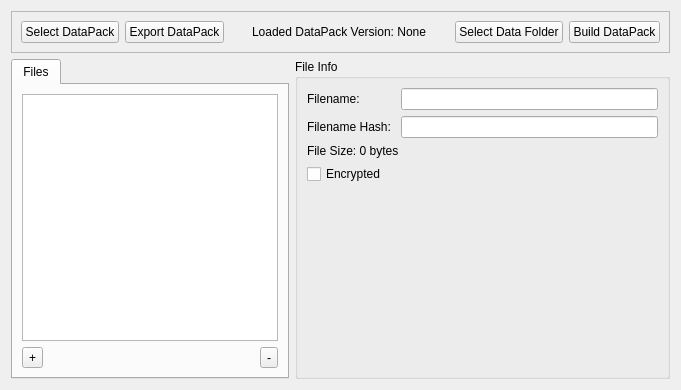
Above: RetroEDv2/tools/rsdkunpacker.ui from RSDKModding/RetroED before the change. Below: the same form after it.
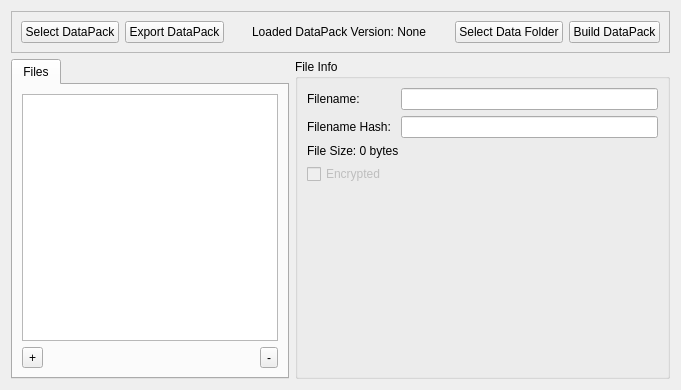
That is the form after the change. Icons and pictures are not drawn.

Commit message:
[RSDK Unpacker] Disable Encrypted checkbox when opening editor
Fixes #168

```diff
--- a/RetroEDv2/tools/rsdkunpacker.ui
+++ b/RetroEDv2/tools/rsdkunpacker.ui
@@ -134,12 +134,21 @@
       </item>
       <item row="3" column="0">
        <widget class="QCheckBox" name="encrypted">
+        <property name="enabled">
+         <bool>false</bool>
+        </property>
         <property name="toolTip">
          <string>Determines if the file is encrypted or not</string>
         </property>
         <property name="text">
          <string>Encrypted</string>
         </property>
+        <property name="checkable">
+         <bool>true</bool>
+        </property>
+        <property name="checked">
+         <bool>false</bool>
+        </property>
        </widget>
       </item>
       <item row="4" column="0">
```
